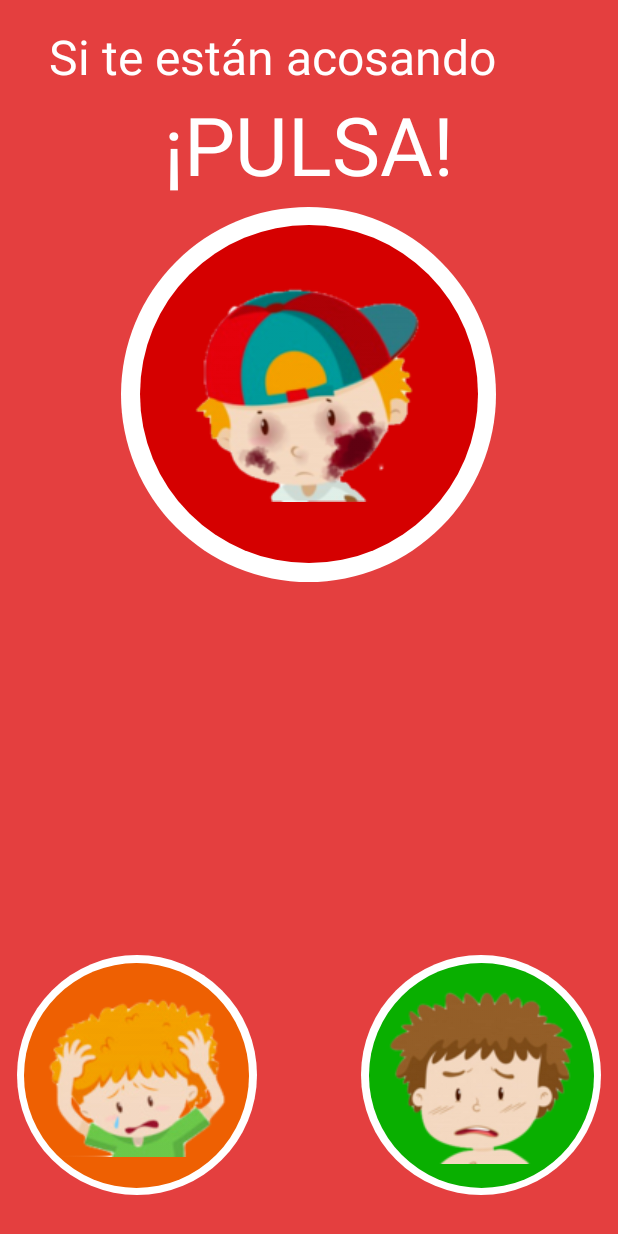
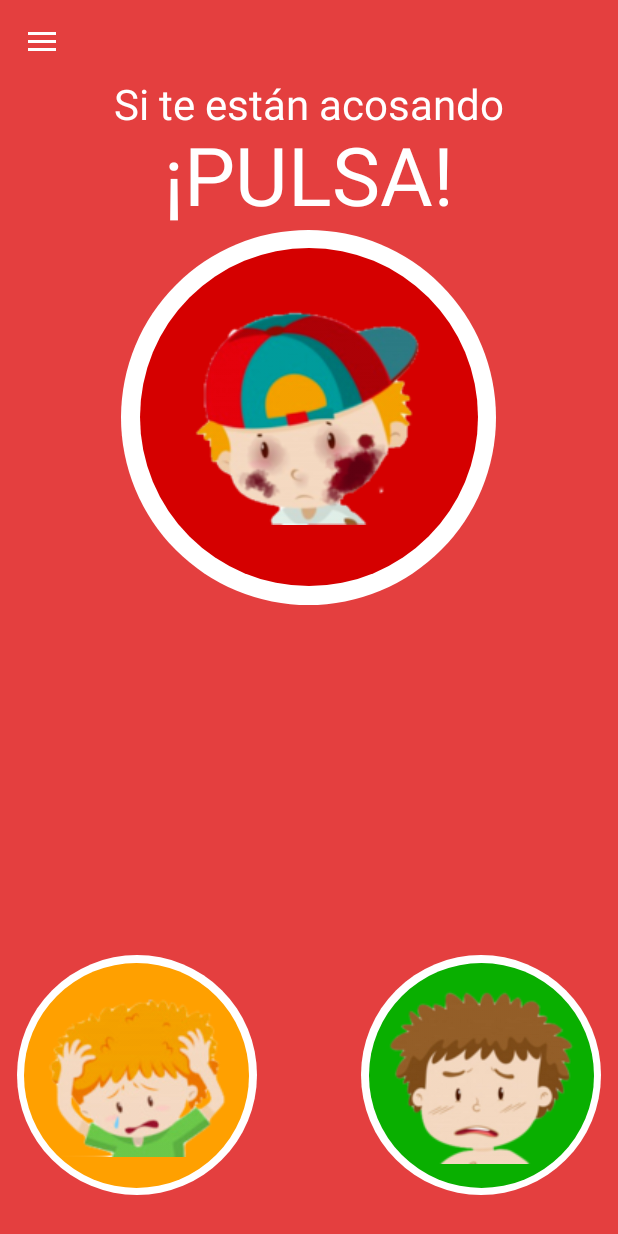
Before and after one commit to ivancolomer/hackathon, an Android app: the AlertsMenu screen opened directly, with no data from a screen before it, on a phone screen of 412 x 824 dp. Run offline under Robolectric (Android 15) with nearby library versions, the phone set to English and light mode, and no system bars.

Commit message:
Menu added

```diff
--- a/app/build.gradle
+++ b/app/build.gradle
@@ -25,6 +25,7 @@ android {
 dependencies {
     implementation fileTree(dir: 'libs', include: ['*.jar'])
     implementation 'com.android.support:appcompat-v7:28.0.0'
+    implementation 'com.android.support:design:28.0.0'
     implementation 'com.android.support.constraint:constraint-layout:1.1.3'
     implementation 'com.android.support:design:28.0.0'
     implementation 'com.jakewharton:butterknife:8.8.1'
@@ -32,4 +33,5 @@ dependencies {
     androidTestImplementation 'com.android.support.test:runner:1.0.2'
     androidTestImplementation 'com.android.support.test.espresso:espresso-core:3.0.2'
     implementation 'org.jetbrains:annotations:15.0'
+
 }
--- a/app/src/main/AndroidManifest.xml
+++ b/app/src/main/AndroidManifest.xml
@@ -29,10 +29,8 @@
             android:enabled="true"
             android:exported="true" />
 
-        <activity
-            android:name=".LoginAct"
-            android:theme="@style/AppTheme.Dark" />
-        <activity android:name=".AlertsMenu" android:theme="@style/AppTheme.Dark"></activity>
+        <activity android:name=".AlertsMenu"
+            android:theme="@style/AppTheme.Dark"></activity>
 
     </application>
 
--- a/app/src/main/java/com/ibar/protectme/AlertsMenu.java
+++ b/app/src/main/java/com/ibar/protectme/AlertsMenu.java
@@ -1,13 +1,41 @@
 package com.ibar.protectme;
 
+import android.support.v4.view.GravityCompat;
+import android.support.v4.widget.DrawerLayout;
+import android.support.v7.app.ActionBarDrawerToggle;
 import android.support.v7.app.AppCompatActivity;
 import android.os.Bundle;
+import android.widget.Toolbar;
 
 public class AlertsMenu extends AppCompatActivity {
+    private DrawerLayout drawer;
 
     @Override
     protected void onCreate(Bundle savedInstanceState) {
         super.onCreate(savedInstanceState);
         setContentView(R.layout.activity_alerts_menu);
+        android.support.v7.widget.Toolbar toolbar = findViewById(R.id.toolbar);
+        setSupportActionBar(toolbar);
+
+        setSupportActionBar(toolbar);
+        getSupportActionBar().setTitle(null);
+
+
+        drawer =findViewById(R.id.drawer_layout);
+
+        ActionBarDrawerToggle toggle = new ActionBarDrawerToggle(this, drawer, toolbar,
+                R.string.navigation_drawer_open, R.string.navigation_drawer_close);
+        drawer.addDrawerListener(toggle);
+        toggle.syncState();
+    }
+
+    @Override
+    public void onBackPressed() {
+        if(drawer.isDrawerOpen(GravityCompat.START)){
+            drawer.closeDrawer(GravityCompat.START);
+        }else{
+            super.onBackPressed();
+        }
+
     }
 }
--- /dev/null
+++ b/app/src/main/res/drawable/ic_info.xml
@@ -0,0 +1,9 @@
+<vector xmlns:android="http://schemas.android.com/apk/res/android"
+        android:width="24dp"
+        android:height="24dp"
+        android:viewportWidth="24.0"
+        android:viewportHeight="24.0">
+    <path
+        android:fillColor="#FF000000"
+        android:pathData="M12,2C6.48,2 2,6.48 2,12s4.48,10 10,10 10,-4.48 10,-10S17.52,2 12,2zM13,17h-2v-6h2v6zM13,9h-2L11,7h2v2z"/>
+</vector>
--- a/app/src/main/res/drawable/round_button_orange.xml
+++ b/app/src/main/res/drawable/round_button_orange.xml
@@ -2,7 +2,7 @@
 <selector xmlns:android="http://schemas.android.com/apk/res/android">
     <item>
         <shape android:shape="oval">
-            <solid android:color="#ee6002"/>
+            <solid android:color="#FFA000"/>
         </shape>
     </item>
 </selector>
--- a/app/src/main/res/layout/activity_alerts_menu.xml
+++ b/app/src/main/res/layout/activity_alerts_menu.xml
@@ -1,8 +1,42 @@
 <?xml version="1.0" encoding="utf-8"?>
-<RelativeLayout
+<android.support.v4.widget.DrawerLayout
+    android:layout_height="match_parent"
+    android:layout_width="match_parent"
     xmlns:android="http://schemas.android.com/apk/res/android"
     xmlns:app="http://schemas.android.com/apk/res-auto"
     xmlns:tools="http://schemas.android.com/tools"
+    android:id="@+id/drawer_layout"
+    android:fitsSystemWindows="true"
+    tools:context=".AlertsMenu">
+
+    <LinearLayout
+        android:layout_width="match_parent"
+        android:layout_height="match_parent"
+        android:orientation="vertical">
+
+        <android.support.v7.widget.Toolbar
+            android:layout_width="match_parent"
+            android:layout_height="?attr/actionBarSize"
+            android:id="@+id/toolbar"
+            android:theme="@style/ThemeOverlay.AppCompat.Dark.ActionBar"
+            app:popupTheme="@style/ThemeOverlay.AppCompat.Light"
+            android:elevation="4dp"/>
+
+        <FrameLayout
+            android:id="@+id/fragment_container"
+            android:layout_width="match_parent"
+            android:layout_height="match_parent"/>
+
+    </LinearLayout>
+
+    <android.support.design.widget.NavigationView
+        android:layout_width="wrap_content"
+        android:layout_height="wrap_content"
+        android:layout_gravity="start"
+        android:id="@+id/nav_view"
+        app:menu="@menu/drawer_menu"/>
+
+    <RelativeLayout
         android:layout_width="match_parent"
         android:layout_height="match_parent"
         tools:context=".AlertsMenu">
@@ -10,11 +44,11 @@
         <TextView
             android:layout_width="wrap_content"
             android:layout_height="wrap_content"
-        android:text="Si te están acosando      "
-        android:textSize="32sp"
+            android:text="Si te están acosando"
+            android:textSize="28sp"
             android:textColor="#FFFFFF"
             android:layout_centerHorizontal="true"
-        android:layout_marginTop="16dp"/>
+            android:layout_marginTop="50dp"/>
 
         <TextView
             android:layout_width="wrap_content"
@@ -23,14 +57,14 @@
             android:textSize="54sp"
             android:textColor="#FFFFFF"
             android:layout_centerHorizontal="true"
-        android:layout_marginTop="60dp"/>
+            android:layout_marginTop="80dp"/>
 
         <ImageButton
             android:layout_width="250dp"
             android:layout_height="250dp"
             android:background="@drawable/round_button_white"
             android:layout_centerHorizontal="true"
-        android:layout_marginTop="138dp"
+            android:layout_marginTop="153dp"
             />
 
         <ImageButton
@@ -40,7 +74,7 @@
             android:src="@drawable/proba"
             android:background="@drawable/round_button_red"
             android:layout_centerHorizontal="true"
-        android:layout_marginTop="150dp"
+            android:layout_marginTop="165dp"
             />
 
         <ImageButton
@@ -88,3 +122,6 @@
 
 
     </RelativeLayout>
+
+
+</android.support.v4.widget.DrawerLayout>
--- /dev/null
+++ b/app/src/main/res/menu/drawer_menu.xml
@@ -0,0 +1,14 @@
+<?xml version="1.0" encoding="utf-8"?>
+<menu xmlns:android="http://schemas.android.com/apk/res/android"
+    xmlns:tools="http://schemas.android.com/tools"
+    tools:showIn="navigation_view">
+
+    <group android:checkableBehavior="single">
+        <item
+            android:id="@+id/info"
+            android:icon="@drawable/ic_info"
+            android:title="Info" />
+    </group>
+
+
+</menu>
--- /dev/null
+++ b/app/src/main/res/values-v21/styles.xml
@@ -0,0 +1,58 @@
+<?xml version="1.0" encoding="utf-8"?>
+<resources><style name="AppTheme.NoActionBar">
+    <item name="android:windowDrawsSystemBarBackgrounds">true</item>
+    <item name="android:statusBarColor">@color/primary_darker</item>
+
+    <item name="android:windowContentTransitions">true</item>
+    <item name="android:windowAllowEnterTransitionOverlap">true</item>
+    <item name="android:windowAllowReturnTransitionOverlap">true</item>
+    <item name="android:windowSharedElementEnterTransition">@android:transition/move</item>
+    <item name="android:windowSharedElementExitTransition">@android:transition/move</item>
+
+    <item name="colorPrimary">@color/primary</item>
+    <item name="colorPrimaryDark">@color/primary_dark</item>
+    <item name="colorAccent">@color/accent</item>
+
+    <item name="android:windowBackground">@color/primary</item>
+
+    <item name="colorControlNormal">@color/iron</item>
+    <item name="colorControlActivated">@color/white</item>
+    <item name="colorControlHighlight">@color/white</item>
+    <item name="android:textColorHint">@color/iron</item>
+
+    <item name="colorButtonNormal">@color/primary_darker</item>
+    <item name="android:colorButtonNormal">@color/primary_darker</item>
+    <item name="windowActionBar">false</item>
+    <item name="windowNoTitle">true</item>
+</style>
+
+    <style name="AppTheme.Dark" parent="Theme.AppCompat.NoActionBar">
+        <item name="android:windowDrawsSystemBarBackgrounds">true</item>
+        <item name="android:statusBarColor">@color/primary_darker</item>
+
+        <item name="android:windowContentTransitions">true</item>
+        <item name="android:windowAllowEnterTransitionOverlap">true</item>
+        <item name="android:windowAllowReturnTransitionOverlap">true</item>
+        <item name="android:windowSharedElementEnterTransition">@android:transition/move</item>
+        <item name="android:windowSharedElementExitTransition">@android:transition/move</item>
+
+        <item name="colorPrimary">@color/primary</item>
+        <item name="colorPrimaryDark">@color/primary_dark</item>
+        <item name="colorAccent">@color/accent</item>
+
+        <item name="android:windowBackground">@color/primary</item>
+
+        <item name="colorControlNormal">@color/iron</item>
+        <item name="colorControlActivated">@color/white</item>
+        <item name="colorControlHighlight">@color/white</item>
+        <item name="android:textColorHint">@color/iron</item>
+
+        <item name="colorButtonNormal">@color/primary_darker</item>
+        <item name="android:colorButtonNormal">@color/primary_darker</item>
+
+        <item name="windowActionBar">false</item>
+        <item name="windowNoTitle">true</item>
+
+
+    </style>
+</resources>
--- a/app/src/main/res/values/strings.xml
+++ b/app/src/main/res/values/strings.xml
@@ -15,4 +15,6 @@
         completions."
     </string>
     <string name="title_activity_login_definitivo">Sign in</string>
+    <string name="navigation_drawer_open">Open navigation drawer</string>
+    <string name="navigation_drawer_close">Close navigation drawer</string>
 </resources>
```
Also changed, not shown: app/src/main/res/layout/nav_header.xml (added, +18 -0 lines), app/src/main/res/layout/toolbar_layout.xml (added, +14 -0 lines), app/src/main/res/values/styles.xml (+27 -0 lines). Lines whose indentation alone changed are shown as unchanged.
